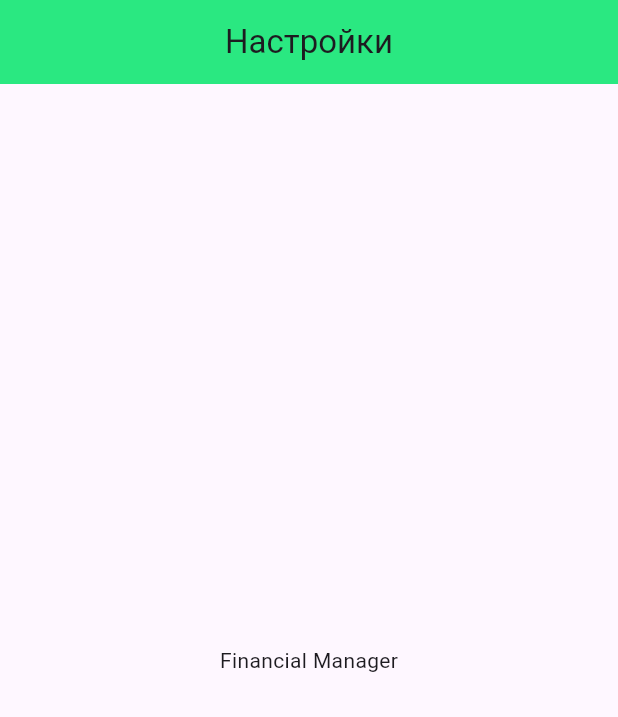
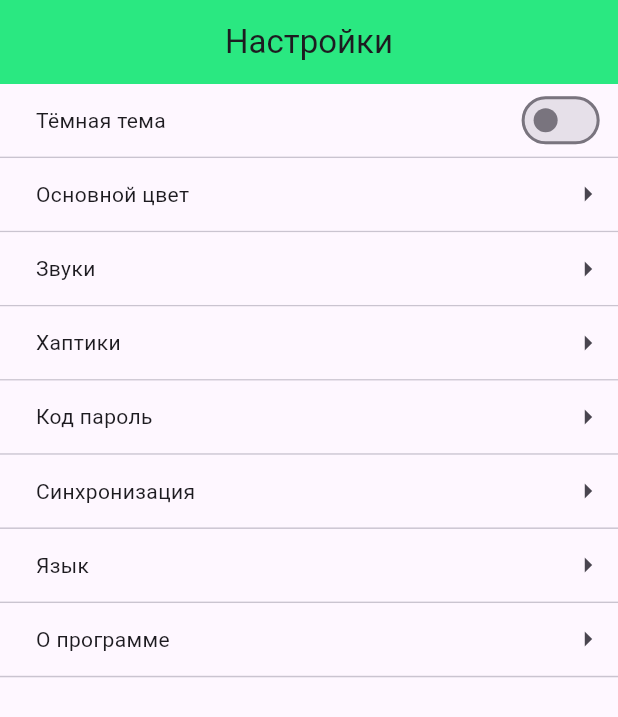
Before and after one commit to za5en/financial_manager, a Flutter app: the SettingsView screen opened directly, on a phone screen of 412 x 824 dp. Shown: the top 717 px of the screen. Run offline on Flutter 3.47's test engine with Material 3 defaults, Android fonts, the phone set to English and light mode, and no system bars; our stand-ins replace dio, drift, flutter_dotenv, flutter_svg, freezed_annotation, retrofit and 2 more; missing offline and left inert: fuzzy, shake, spoiler_widget, sqlite3; accounts and stored records are empty; generated files the repository leaves out were written again; network calls fail.

Commit message:
settings page draft

```diff
--- a/lib/view/pages/settings/settings_view.dart
+++ b/lib/view/pages/settings/settings_view.dart
@@ -1,14 +1,80 @@
 import 'package:financial_manager/view/widgets/f_appbar.dart';
+import 'package:financial_manager/view/widgets/f_list_line.dart';
 import 'package:flutter/material.dart';
 
 class SettingsView extends StatelessWidget {
   const SettingsView({super.key});
 
+  static const List<String> settings = [
+    'Тёмная тема',
+    'Основной цвет',
+    'Звуки',
+    'Хаптики',
+    'Код пароль',
+    'Синхронизация',
+    'Язык',
+    'О программе',
+  ];
+
   @override
   Widget build(BuildContext context) {
+    double h = MediaQuery.of(context).size.height;
+    double w = MediaQuery.of(context).size.width;
     return Scaffold(
       appBar: FAppbar(title: 'Настройки'),
-      body: Center(child: Text('Financial Manager')),
+      body: Column(
+        children: [
+          Expanded(
+            child: ListView.builder(
+              itemCount: settings.length,
+              physics: NeverScrollableScrollPhysics(),
+              itemBuilder: (builder, index) {
+                return InkWell(
+                  onTap: () {},
+                  child: FListLine(
+                    height: h * 0.06,
+                    leftPadding: w * 0.02,
+                    rightPadding: w * 0.02,
+                    name: settings[index],
+                    rightSide:
+                        index == 0
+                            ? ThemeSwitch()
+                            : Icon(
+                              Icons.arrow_right,
+                              color: Color.fromRGBO(73, 69, 79, 1),
+                            ),
+                    backgroundColor: Color.fromRGBO(254, 247, 255, 1),
+                    isEmojiInContainer: true,
+                  ),
+                );
+              },
+            ),
+          ),
+        ],
+      ),
     );
   }
 }
+
+class ThemeSwitch extends StatefulWidget {
+  const ThemeSwitch({super.key});
+
+  @override
+  State<ThemeSwitch> createState() => _ThemeSwitchState();
+}
+
+class _ThemeSwitchState extends State<ThemeSwitch> {
+  bool isDark = false;
+  @override
+  Widget build(BuildContext context) {
+    return Switch(
+      value: isDark,
+      activeColor: Color.fromRGBO(42, 232, 129, 1),
+      onChanged: (bool value) {
+        setState(() {
+          isDark = !isDark;
+        });
+      },
+    );
+  }
+}
```
